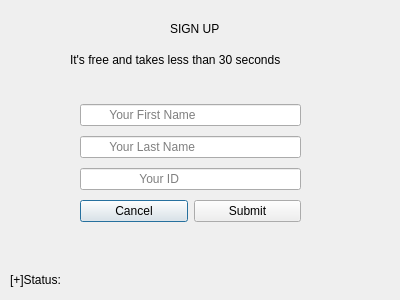
Old version of the form D1/createstudentaccountview.ui in the repository GuelorEmanuel/Team-Tech-Support.
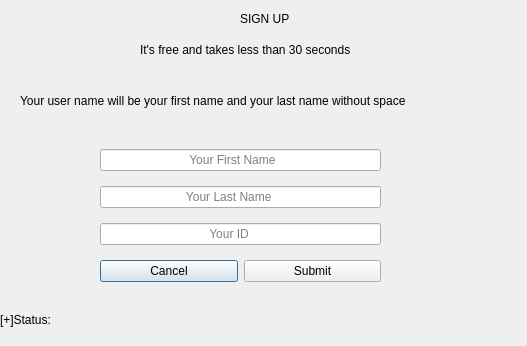
New version of the form.

```diff
--- a/D1/createstudentaccountview.ui
+++ b/D1/createstudentaccountview.ui
@@ -6,8 +6,8 @@
    <rect>
     <x>0</x>
     <y>0</y>
-    <width>400</width>
-    <height>300</height>
+    <width>527</width>
+    <height>346</height>
    </rect>
   </property>
   <property name="windowTitle">
@@ -16,8 +16,8 @@
   <widget class="QLabel" name="label">
    <property name="geometry">
     <rect>
-     <x>170</x>
-     <y>20</y>
+     <x>240</x>
+     <y>10</y>
      <width>101</width>
      <height>17</height>
     </rect>
@@ -29,8 +29,8 @@
   <widget class="QLabel" name="label_2">
    <property name="geometry">
     <rect>
-     <x>70</x>
-     <y>50</y>
+     <x>140</x>
+     <y>40</y>
      <width>271</width>
      <height>20</height>
     </rect>
@@ -42,9 +42,9 @@
   <widget class="QLabel" name="statusLbl">
    <property name="geometry">
     <rect>
-     <x>10</x>
-     <y>270</y>
-     <width>361</width>
+     <x>0</x>
+     <y>310</y>
+     <width>461</width>
      <height>20</height>
     </rect>
    </property>
@@ -52,34 +52,34 @@
     <string>[+]Status:</string>
    </property>
   </widget>
-  <widget class="QWidget" name="">
+  <widget class="QWidget" name="layoutWidget">
    <property name="geometry">
     <rect>
-     <x>80</x>
-     <y>100</y>
-     <width>221</width>
-     <height>130</height>
+     <x>100</x>
+     <y>140</y>
+     <width>281</width>
+     <height>151</height>
     </rect>
    </property>
    <layout class="QVBoxLayout" name="verticalLayout">
     <item>
      <widget class="QLineEdit" name="firstNameLE">
       <property name="placeholderText">
-       <string>        Your First Name</string>
+       <string>                          Your First Name</string>
       </property>
      </widget>
     </item>
     <item>
      <widget class="QLineEdit" name="lastnameLE">
       <property name="placeholderText">
-       <string>        Your Last Name</string>
+       <string>                         Your Last Name</string>
       </property>
      </widget>
     </item>
     <item>
      <widget class="QLineEdit" name="idLE">
       <property name="placeholderText">
-       <string>                 Your ID</string>
+       <string>                                Your ID</string>
       </property>
      </widget>
     </item>
@@ -103,6 +103,19 @@
     </item>
    </layout>
   </widget>
+  <widget class="QLabel" name="label_3">
+   <property name="geometry">
+    <rect>
+     <x>20</x>
+     <y>80</y>
+     <width>501</width>
+     <height>41</height>
+    </rect>
+   </property>
+   <property name="text">
+    <string>Your user name will be your first name and your last name without space</string>
+   </property>
+  </widget>
  </widget>
  <resources/>
  <connections/>
```
